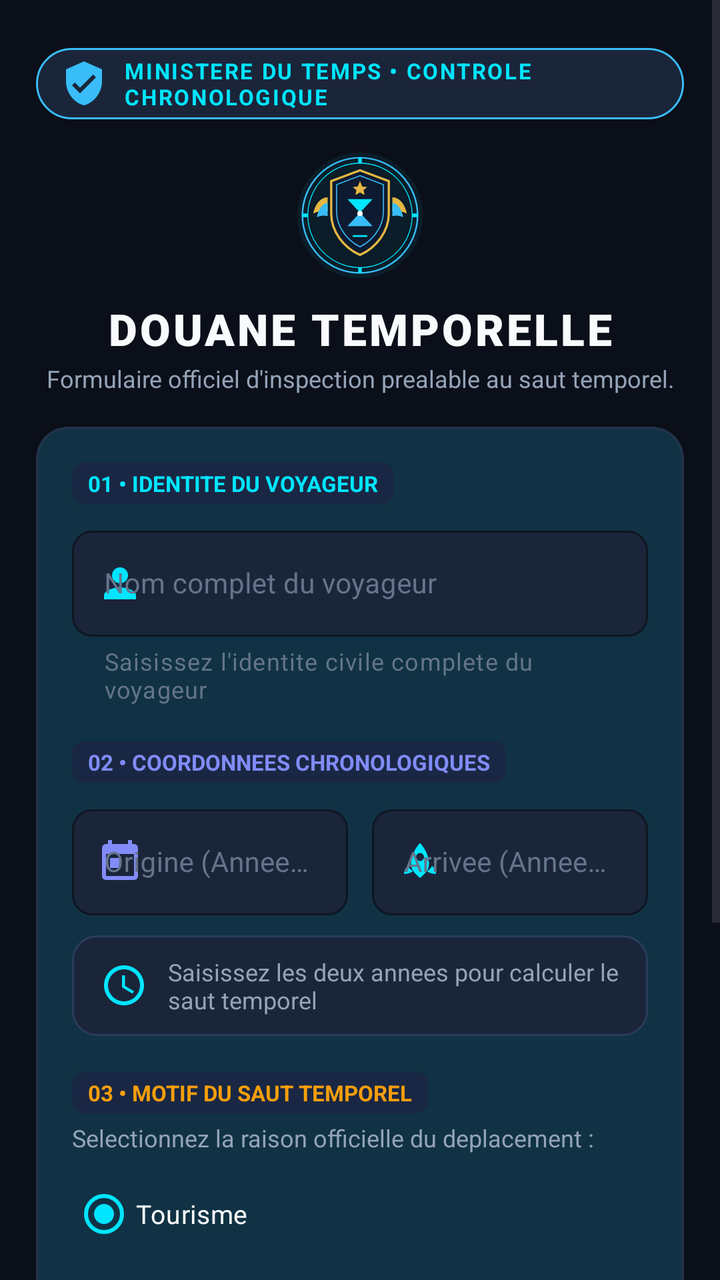
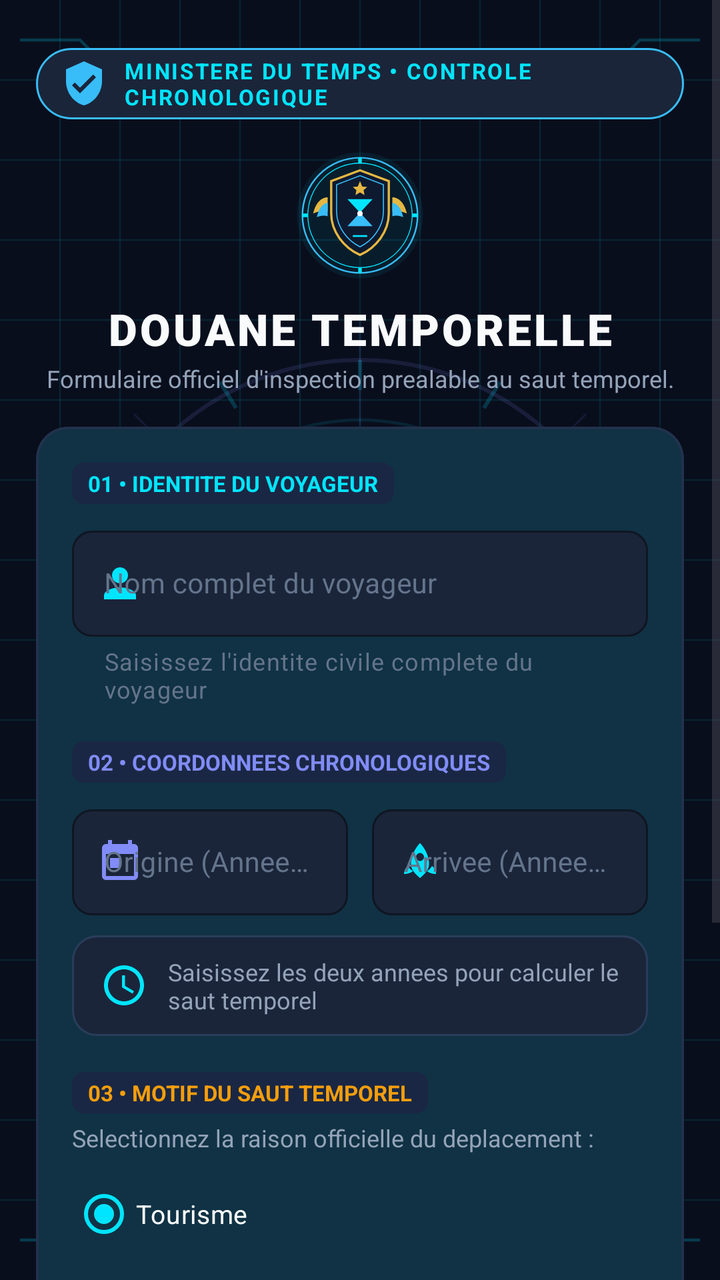

Screens rendered from an Android XML layout before and after an edit, with the pre-edit source and the edit as a unified diff.
<!-- AndroidManifest.xml: application theme Theme.DouaneTemporelle -->
<!-- res/layout/activity_main.xml -->
<?xml version="1.0" encoding="utf-8"?>
<ScrollView xmlns:android="http://schemas.android.com/apk/res/android"
    xmlns:app="http://schemas.android.com/apk/res-auto"
    xmlns:tools="http://schemas.android.com/tools"
    android:id="@+id/scroll_main_yf"
    android:layout_width="match_parent"
    android:layout_height="match_parent"
    android:background="@color/time_space_dark"
    android:fillViewport="true"
    tools:context=".MainActivity">

    <androidx.constraintlayout.widget.ConstraintLayout
        android:id="@+id/layout_container_yf"
        android:layout_width="match_parent"
        android:layout_height="wrap_content"
        android:paddingStart="18dp"
        android:paddingTop="24dp"
        android:paddingEnd="18dp"
        android:paddingBottom="36dp">

        
        <TextView
            android:id="@+id/tv_badge_secteur_yf"
            android:layout_width="wrap_content"
            android:layout_height="wrap_content"
            android:background="@drawable/bg_badge_sector"
            android:drawableStart="@drawable/ic_verified_badge"
            android:drawablePadding="8dp"
            android:letterSpacing="0.08"
            android:text="@string/sous_titre_douane"
            android:textColor="@color/time_cyan"
            android:textSize="11sp"
            android:textStyle="bold"
            app:layout_constraintEnd_toEndOf="parent"
            app:layout_constraintStart_toStartOf="parent"
            app:layout_constraintTop_toTopOf="parent" />

        
        <ImageView
            android:id="@+id/iv_logo_temporel_yf"
            android:layout_width="72dp"
            android:layout_height="72dp"
            android:layout_marginTop="12dp"
            android:contentDescription="@string/titre_douane"
            android:src="@drawable/ic_app_logo"
            app:layout_constraintEnd_toEndOf="parent"
            app:layout_constraintStart_toStartOf="parent"
            app:layout_constraintTop_toBottomOf="@id/tv_badge_secteur_yf" />

        
        <TextView
            android:id="@+id/tv_titre_douane_yf"
            android:layout_width="wrap_content"
            android:layout_height="wrap_content"
            android:layout_marginTop="6dp"
            android:fontFamily="sans-serif-black"
            android:letterSpacing="0.06"
            android:text="@string/titre_douane"
            android:textColor="@color/time_text_primary"
            android:textSize="22sp"
            app:layout_constraintEnd_toEndOf="parent"
            app:layout_constraintStart_toStartOf="parent"
            app:layout_constraintTop_toBottomOf="@id/iv_logo_temporel_yf" />

        <TextView
            android:id="@+id/tv_desc_douane_yf"
            android:layout_width="0dp"
            android:layout_height="wrap_content"
            android:layout_marginTop="2dp"
            android:gravity="center"
            android:text="@string/desc_formulaire"
            android:textColor="@color/time_text_secondary"
            android:textSize="12sp"
            app:layout_constraintEnd_toEndOf="parent"
            app:layout_constraintStart_toStartOf="parent"
            app:layout_constraintTop_toBottomOf="@id/tv_titre_douane_yf" />

        
        <com.google.android.material.card.MaterialCardView
            android:id="@+id/card_formulaire_yf"
            android:layout_width="0dp"
            android:layout_height="wrap_content"
            android:layout_marginTop="16dp"
            app:cardBackgroundColor="@color/time_card_bg"
            app:cardCornerRadius="16dp"
            app:cardElevation="6dp"
            app:layout_constraintEnd_toEndOf="parent"
            app:layout_constraintStart_toStartOf="parent"
            app:layout_constraintTop_toBottomOf="@id/tv_desc_douane_yf"
            app:strokeColor="@color/time_card_stroke"
            app:strokeWidth="1.2dp">

            <LinearLayout
                android:id="@+id/layout_card_content_yf"
                android:layout_width="match_parent"
                android:layout_height="wrap_content"
                android:orientation="vertical"
                android:padding="18dp">

                
                <TextView
                    android:id="@+id/tv_section_1_badge_yf"
                    android:layout_width="wrap_content"
                    android:layout_height="wrap_content"
                    android:background="@drawable/bg_section_header"
                    android:text="@string/section_1_titre"
                    android:textColor="@color/time_cyan"
                    android:textSize="11sp"
                    android:textStyle="bold" />

                <com.google.android.material.textfield.TextInputLayout
                    android:id="@+id/til_nom_yf"
                    style="@style/Widget.MaterialComponents.TextInputLayout.OutlinedBox"
                    android:layout_width="match_parent"
                    android:layout_height="wrap_content"
                    android:layout_marginTop="8dp"
                    android:hint="@string/label_nom"
                    android:textColorHint="@color/time_text_muted"
                    app:boxBackgroundColor="@color/time_input_bg"
                    app:boxCornerRadiusBottomEnd="10dp"
                    app:boxCornerRadiusBottomStart="10dp"
                    app:boxCornerRadiusTopEnd="10dp"
                    app:boxCornerRadiusTopStart="10dp"
                    app:boxStrokeColor="@color/time_cyan"
                    app:boxStrokeErrorColor="@color/time_red"
                    app:errorTextColor="@color/time_red"
                    app:helperText="@string/aide_nom"
                    app:helperTextTextColor="@color/time_text_muted"
                    app:hintTextColor="@color/time_cyan"
                    app:startIconDrawable="@drawable/ic_person_voyager"
                    app:startIconTint="@color/time_cyan">

                    <com.google.android.material.textfield.TextInputEditText
                        android:id="@+id/et_nom_yf"
                        android:layout_width="match_parent"
                        android:layout_height="wrap_content"
                        android:imeOptions="actionNext"
                        android:inputType="textCapWords|textPersonName"
                        android:maxLines="1"
                        android:textColor="@color/time_text_primary"
                        android:textSize="14sp" />
                </com.google.android.material.textfield.TextInputLayout>

                
                <TextView
                    android:id="@+id/tv_section_2_badge_yf"
                    android:layout_width="wrap_content"
                    android:layout_height="wrap_content"
                    android:layout_marginTop="18dp"
                    android:background="@drawable/bg_section_header"
                    android:text="@string/section_2_titre"
                    android:textColor="@color/time_purple"
                    android:textSize="11sp"
                    android:textStyle="bold" />

                <LinearLayout
                    android:id="@+id/layout_annees_yf"
                    android:layout_width="match_parent"
                    android:layout_height="wrap_content"
                    android:layout_marginTop="8dp"
                    android:baselineAligned="false"
                    android:orientation="horizontal">

                    
                    <com.google.android.material.textfield.TextInputLayout
                        android:id="@+id/til_annee_naissance_yf"
                        style="@style/Widget.MaterialComponents.TextInputLayout.OutlinedBox"
                        android:layout_width="0dp"
                        android:layout_height="wrap_content"
                        android:layout_marginEnd="6dp"
                        android:layout_weight="1"
                        android:hint="@string/label_annee_naissance"
                        android:textColorHint="@color/time_text_muted"
                        app:boxBackgroundColor="@color/time_input_bg"
                        app:boxCornerRadiusBottomEnd="10dp"
                        app:boxCornerRadiusBottomStart="10dp"
                        app:boxCornerRadiusTopEnd="10dp"
                        app:boxCornerRadiusTopStart="10dp"
                        app:boxStrokeColor="@color/time_purple"
                        app:boxStrokeErrorColor="@color/time_red"
                        app:errorTextColor="@color/time_red"
                        app:hintTextColor="@color/time_purple"
                        app:startIconDrawable="@drawable/ic_calendar_birth"
                        app:startIconTint="@color/time_purple">

                        <com.google.android.material.textfield.TextInputEditText
                            android:id="@+id/et_annee_naissance_yf"
                            android:layout_width="match_parent"
                            android:layout_height="wrap_content"
                            android:imeOptions="actionNext"
                            android:inputType="numberSigned"
                            android:maxLength="5"
                            android:textColor="@color/time_text_primary"
                            android:textSize="14sp" />
                    </com.google.android.material.textfield.TextInputLayout>

                    
                    <com.google.android.material.textfield.TextInputLayout
                        android:id="@+id/til_annee_destination_yf"
                        style="@style/Widget.MaterialComponents.TextInputLayout.OutlinedBox"
                        android:layout_width="0dp"
                        android:layout_height="wrap_content"
                        android:layout_marginStart="6dp"
                        android:layout_weight="1"
                        android:hint="@string/label_annee_destination"
                        android:textColorHint="@color/time_text_muted"
                        app:boxBackgroundColor="@color/time_input_bg"
                        app:boxCornerRadiusBottomEnd="10dp"
                        app:boxCornerRadiusBottomStart="10dp"
                        app:boxCornerRadiusTopEnd="10dp"
                        app:boxCornerRadiusTopStart="10dp"
                        app:boxStrokeColor="@color/time_cyan"
                        app:boxStrokeErrorColor="@color/time_red"
                        app:errorTextColor="@color/time_red"
                        app:hintTextColor="@color/time_cyan"
                        app:startIconDrawable="@drawable/ic_rocket_destination"
                        app:startIconTint="@color/time_cyan">

                        <com.google.android.material.textfield.TextInputEditText
                            android:id="@+id/et_annee_destination_yf"
                            android:layout_width="match_parent"
                            android:layout_height="wrap_content"
                            android:imeOptions="actionDone"
                            android:inputType="numberSigned"
                            android:maxLength="5"
                            android:textColor="@color/time_text_primary"
                            android:textSize="14sp" />
                    </com.google.android.material.textfield.TextInputLayout>

                </LinearLayout>

                
                <TextView
                    android:id="@+id/tv_apercu_temporel_yf"
                    android:layout_width="match_parent"
                    android:layout_height="wrap_content"
                    android:layout_marginTop="10dp"
                    android:background="@drawable/bg_feedback_box"
                    android:drawableStart="@drawable/ic_time_portal"
                    android:drawablePadding="10dp"
                    android:text="@string/apercu_attente"
                    android:textColor="@color/time_text_secondary"
                    android:textSize="12sp" />

                
                <TextView
                    android:id="@+id/tv_section_3_badge_yf"
                    android:layout_width="wrap_content"
                    android:layout_height="wrap_content"
                    android:layout_marginTop="18dp"
                    android:background="@drawable/bg_section_header"
                    android:text="@string/section_3_titre"
                    android:textColor="@color/time_amber"
                    android:textSize="11sp"
                    android:textStyle="bold" />

                <TextView
                    android:id="@+id/tv_titre_motif_yf"
                    android:layout_width="wrap_content"
                    android:layout_height="wrap_content"
                    android:layout_marginTop="4dp"
                    android:text="@string/section_3_desc"
                    android:textColor="@color/time_text_secondary"
                    android:textSize="12sp" />

                <RadioGroup
                    android:id="@+id/rg_motif_yf"
                    android:layout_width="match_parent"
                    android:layout_height="wrap_content"
                    android:layout_marginTop="6dp">

                    <com.google.android.material.radiobutton.MaterialRadioButton
                        android:id="@+id/rb_tourisme_yf"
                        android:layout_width="match_parent"
                        android:layout_height="wrap_content"
                        android:layout_marginBottom="2dp"
                        android:buttonTint="@color/time_cyan"
                        android:checked="true"
                        android:text="@string/motif_tourisme"
                        android:textColor="@color/time_text_primary"
                        android:textSize="13sp" />

                    <com.google.android.material.radiobutton.MaterialRadioButton
                        android:id="@+id/rb_modification_yf"
                        android:layout_width="match_parent"
                        android:layout_height="wrap_content"
                        android:layout_marginBottom="2dp"
                        android:buttonTint="@color/time_amber"
                        android:text="@string/motif_modification"
                        android:textColor="@color/time_text_primary"
                        android:textSize="13sp" />

                    <com.google.android.material.radiobutton.MaterialRadioButton
                        android:id="@+id/rb_fuite_yf"
                        android:layout_width="match_parent"
                        android:layout_height="wrap_content"
                        android:buttonTint="@color/time_purple"
                        android:text="@string/motif_fuite"
                        android:textColor="@color/time_text_primary"
                        android:textSize="13sp" />
                </RadioGroup>

            </LinearLayout>
        </com.google.android.material.card.MaterialCardView>

        
        <com.google.android.material.button.MaterialButton
            android:id="@+id/btn_inspecter_yf"
            android:layout_width="0dp"
            android:layout_height="56dp"
            android:layout_marginTop="18dp"
            android:backgroundTint="@color/time_cyan"
            android:letterSpacing="0.05"
            android:text="@string/btn_inspecter_profil"
            android:textColor="@color/time_space_dark"
            android:textSize="13.5sp"
            android:textStyle="bold"
            app:cornerRadius="12dp"
            app:icon="@drawable/ic_scan_profile"
            app:iconGravity="textStart"
            app:iconPadding="10dp"
            app:iconTint="@color/time_space_dark"
            app:layout_constraintEnd_toEndOf="parent"
            app:layout_constraintStart_toStartOf="parent"
            app:layout_constraintTop_toBottomOf="@id/card_formulaire_yf"
            app:rippleColor="@color/white" />

        
        <TextView
            android:id="@+id/tv_footer_securite_yf"
            android:layout_width="wrap_content"
            android:layout_height="wrap_content"
            android:layout_marginTop="14dp"
            android:gravity="center"
            android:text="@string/footer_securite"
            android:textColor="@color/time_text_muted"
            android:textSize="11sp"
            app:layout_constraintEnd_toEndOf="parent"
            app:layout_constraintStart_toStartOf="parent"
            app:layout_constraintTop_toBottomOf="@id/btn_inspecter_yf" />

    </androidx.constraintlayout.widget.ConstraintLayout>
</ScrollView>
<!-- resources referenced by this layout -->
<resources>
  <color name="time_amber">#F59E0B</color>
  <color name="time_card_bg">#131D2E</color>
  <color name="time_card_stroke">#22324C</color>
  <color name="time_cyan">#00E5FF</color>
  <color name="time_input_bg">#1A253A</color>
  <color name="time_purple">#818CF8</color>
  <color name="time_red">#EF4444</color>
  <color name="time_space_dark">#0B0F19</color>
  <color name="time_text_muted">#64748B</color>
  <color name="time_text_primary">#F8FAFC</color>
  <color name="time_text_secondary">#94A3B8</color>
  <color name="white">#FFFFFFFF</color>
  <!-- drawable bg_section_header (drawable) -->
  <?xml version="1.0" encoding="utf-8"?>
  <shape xmlns:android="http://schemas.android.com/apk/res/android"
      android:shape="rectangle">
      <corners android:radius="6dp" />
      <solid android:color="#1A2744" />
      <padding
          android:bottom="3dp"
          android:left="8dp"
          android:right="8dp"
          android:top="3dp" />
  </shape>
  <!-- drawable ic_calendar_birth (drawable) -->
  <vector xmlns:android="http://schemas.android.com/apk/res/android"
      android:width="24dp"
      android:height="24dp"
      android:viewportWidth="24"
      android:viewportHeight="24">
      <path
          android:fillColor="#818CF8"
          android:pathData="M19,3h-1V1h-2v2H8V1H6v2H5c-1.11,0 -1.99,0.9 -1.99,2L3,19c0,1.1 0.89,2 2,2h14c1.1,0 2,-0.9 2,-2V5c0,-1.1 -0.9,-2 -2,-2zm0,16H5V8h14v11zM7,10h5v5H7z"/>
  </vector>
  <!-- drawable ic_person_voyager (drawable) -->
  <vector xmlns:android="http://schemas.android.com/apk/res/android"
      android:width="24dp"
      android:height="24dp"
      android:viewportWidth="24"
      android:viewportHeight="24">
      <path
          android:fillColor="#38BDF8"
          android:pathData="M12,12c2.21,0 4,-1.79 4,-4s-1.79,-4 -4,-4 -4,1.79 -4,4 1.79,4 4,4zM12,14c-2.67,0 -8,1.34 -8,4v2h16v-2c0,-2.66 -5.33,-4 -8,-4z"/>
  </vector>
  <!-- drawable ic_verified_badge (drawable) -->
  <vector xmlns:android="http://schemas.android.com/apk/res/android"
      android:width="24dp"
      android:height="24dp"
      android:viewportWidth="24"
      android:viewportHeight="24">
      <path
          android:fillColor="#38BDF8"
          android:pathData="M12,1L3,5v6c0,5.55 3.84,10.74 9,12 5.16,-1.26 9,-6.45 9,-12V5l-9,-4zm-2,16l-4,-4 1.41,-1.41L10,14.17l6.59,-6.59L18,9l-8,8z"/>
  </vector>
  <string name="aide_nom">Saisissez l\'identite civile complete du voyageur</string>
  <string name="apercu_attente">Saisissez les deux annees pour calculer le saut temporel</string>
  <string name="btn_inspecter_profil">INSPECTER LE PROFIL DU VOYAGEUR</string>
  <string name="desc_formulaire">Formulaire officiel d\'inspection prealable au saut temporel.</string>
  <string name="footer_securite">Donnees securisees selon le Protocole Chronologique Standard</string>
  <string name="label_annee_destination">Arrivee (Annee de destination)</string>
  <string name="label_annee_naissance">Origine (Annee de naissance)</string>
  <string name="label_nom">Nom complet du voyageur</string>
  <string name="motif_fuite">Fuite</string>
  <string name="motif_modification">Modification du passe</string>
  <string name="motif_tourisme">Tourisme</string>
  <string name="section_1_titre">01 • IDENTITE DU VOYAGEUR</string>
  <string name="section_2_titre">02 • COORDONNEES CHRONOLOGIQUES</string>
  <string name="section_3_desc">Selectionnez la raison officielle du deplacement :</string>
  <string name="section_3_titre">03 • MOTIF DU SAUT TEMPOREL</string>
  <string name="sous_titre_douane">MINISTERE DU TEMPS • CONTROLE CHRONOLOGIQUE</string>
  <string name="titre_douane">DOUANE TEMPORELLE</string>
  <style name="Theme.DouaneTemporelle" parent="Base.Theme.DouaneTemporelle" />
  <!-- unchanged entries left out for length: 7 -->
</resources>

<!-- the commit's change to res/layout/activity_main.xml (unified diff, before → after) -->
@@ -5,7 +5,7 @@
     android:id="@+id/scroll_main_yf"
     android:layout_width="match_parent"
     android:layout_height="match_parent"
-    android:background="@color/time_space_dark"
+    android:background="@drawable/bg_terminal_customs"
     android:fillViewport="true"
     tools:context=".MainActivity">
 
<!-- resource entries referenced after the edit -->
@@ -24,6 +24,7 @@
           android:right="8dp"
           android:top="3dp" />
   </shape>
+  <!-- drawable bg_terminal_customs: vector/xml drawable (drawable, 2362 chars, omitted) -->
   <!-- drawable ic_calendar_birth (drawable) -->
   <vector xmlns:android="http://schemas.android.com/apk/res/android"
       android:width="24dp"
